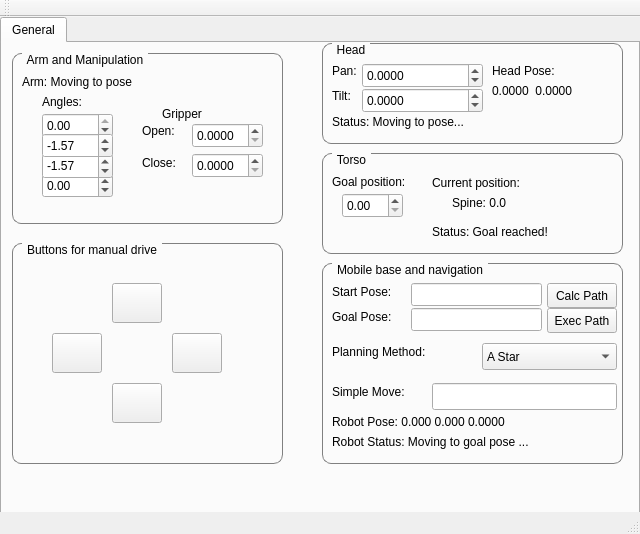
This is catkin_ws/src/hri/takeshi_gui/src/MainWindow.ui in Sergio081096/Tesis as Qt 5 draws it before an edit. The edited form follows.
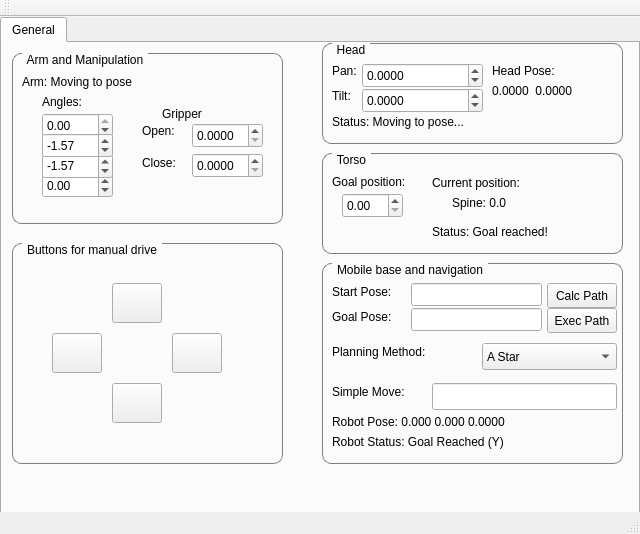
This is the edited form.

Patch:
```diff
--- a/catkin_ws/src/hri/takeshi_gui/src/MainWindow.ui
+++ b/catkin_ws/src/hri/takeshi_gui/src/MainWindow.ui
@@ -161,7 +161,7 @@
         </rect>
        </property>
        <property name="text">
-        <string>Robot Status: Moving to goal pose ...</string>
+        <string>Robot Status: Goal Reached (Y)</string>
        </property>
       </widget>
       <widget class="QLabel" name="navLblMove">
@@ -547,7 +547,7 @@
         <rect>
          <x>10</x>
          <y>70</y>
-         <width>151</width>
+         <width>211</width>
          <height>17</height>
         </rect>
        </property>
```
